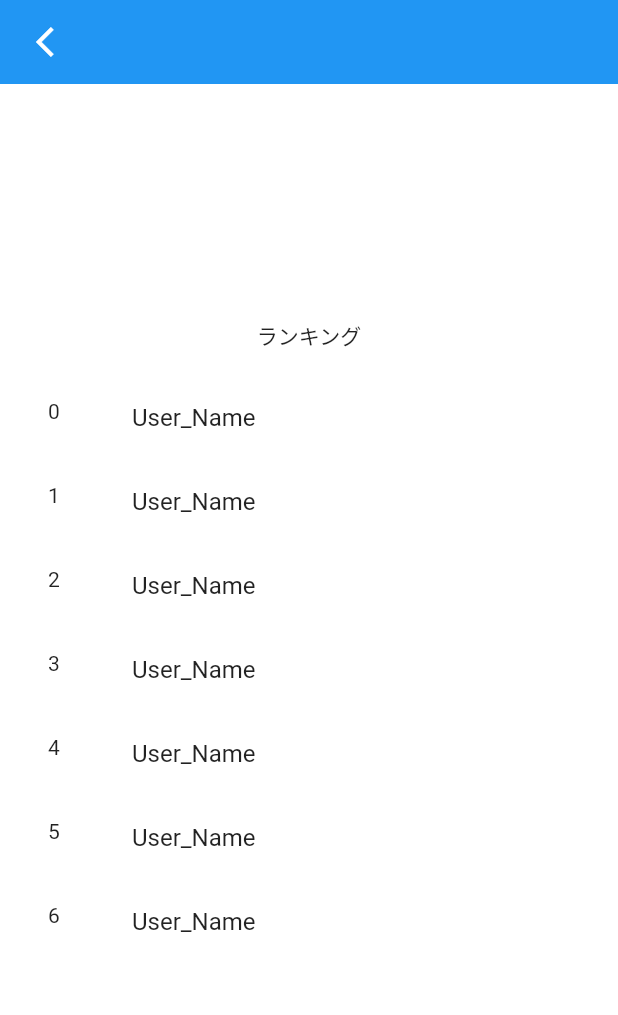
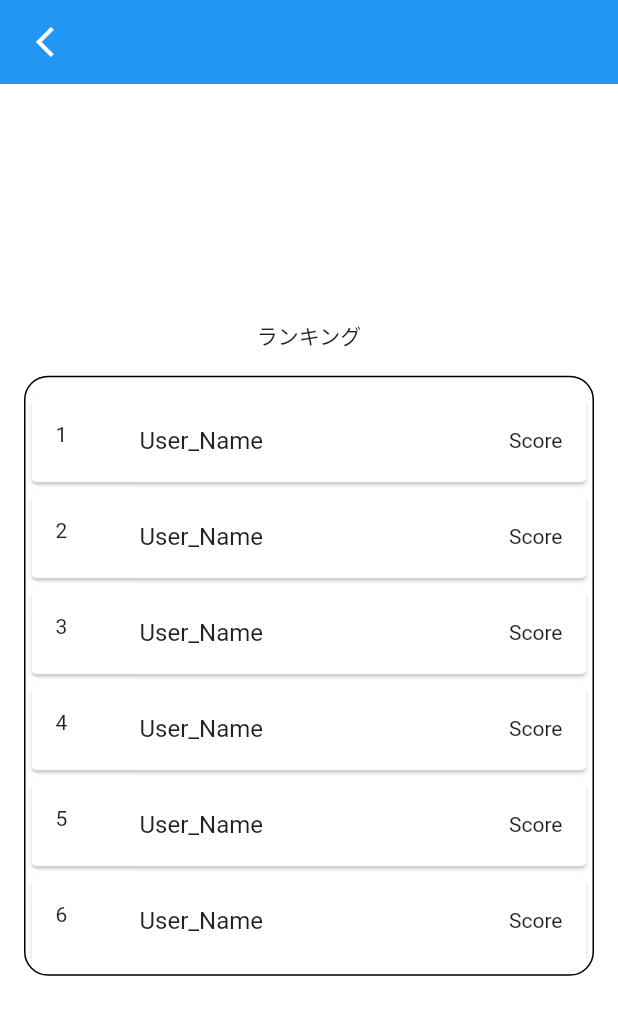
Before and after one commit to Umigishi-Aoi/okina_honban, a Flutter app: the RankingPage widget shown alone on an empty page, opened directly, on a phone screen of 412 x 824 dp. Shown: the top 1015 px of the screen. Run offline on Flutter 3.47's test engine with Material 2 defaults, Android fonts, the phone set to English and light mode, and no system bars; our stand-ins replace flutter_hooks, freezed_annotation, go_router, hooks_riverpod, supabase_flutter; accounts and stored records are empty.

```diff
--- a/lib/ui/ranking/ranking_page.dart
+++ b/lib/ui/ranking/ranking_page.dart
@@ -21,12 +21,20 @@ class RankingPage extends HookConsumerWidget {
             Container(
               height: 400,
               margin: const EdgeInsets.all(16),
+              padding: const EdgeInsets.only(top: 10, bottom: 10),
+              decoration: BoxDecoration(
+                border: Border.all(color: Colors.black),
+                borderRadius: BorderRadius.circular(16),
+              ),
               child: ListView.builder(
                 itemCount: 50,
                 itemBuilder: (context, index) {
-                  return ListTile(
-                    leading: Text('$index'),
-                    title: const Text('User_Name'),
+                  return Card(
+                    child: ListTile(
+                      leading: Text('${index + 1}'),
+                      title: const Text('User_Name'),
+                      trailing: const Text('Score'),
+                    ),
                   );
                 },
               ),
--- a/lib/ui/ranking/ranking_view_model.dart
+++ b/lib/ui/ranking/ranking_view_model.dart
@@ -0,0 +1,9 @@
+import 'package:hooks_riverpod/hooks_riverpod.dart';
+import 'package:okina_honban/ui/base/base.dart';
+
+final rankingViewModelProvider =
+    ChangeNotifierProvider.autoDispose((ref) => RankingViewModel(ref));
+
+class RankingViewModel extends BaseViewModel {
+  RankingViewModel(super.ref);
+}
```
